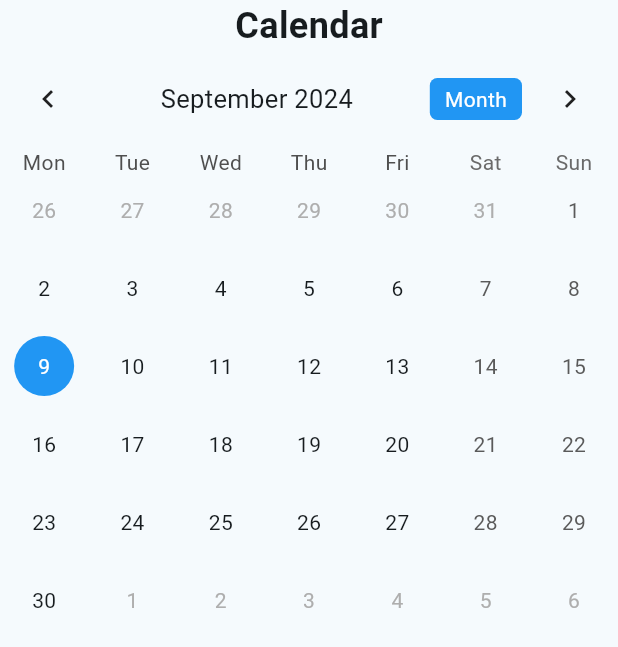
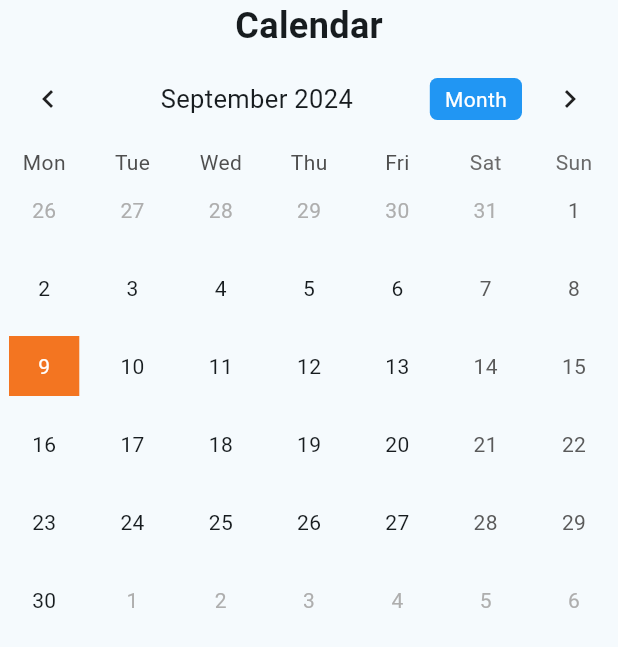
Before and after one commit to MonykPenafor/Event_Planner, a Flutter app: the CalendarPage screen opened directly, on a phone screen of 412 x 824 dp. Shown: the top 647 px of the screen. Run offline on Flutter 3.47's test engine with Material 3 defaults, Android fonts, the phone set to English and light mode, and no system bars; drawn by our look-alikes of table_calendar; our stand-ins replace charts_flutter, cloud_firestore, firebase_auth, firebase_core; accounts and stored records are empty.

Commit message:
setting calendar up

```diff
--- a/lib/pages/home/calendar_page.dart
+++ b/lib/pages/home/calendar_page.dart
@@ -1,4 +1,3 @@
-import 'package:cloud_firestore/cloud_firestore.dart';
 import 'package:flutter/material.dart';
 import 'package:provider/provider.dart';
 import 'package:table_calendar/table_calendar.dart';
@@ -28,17 +27,14 @@ class _CalendarPageState extends State<CalendarPage> {
 
   Future<void> _loadFirebaseEvents() async {
     try {
-      // Obtenha os serviços de eventos e usuário do Provider
       final eventServices = Provider.of<EventServices>(context, listen: false);
       final userServices = Provider.of<UserServices>(context, listen: false);
 
       final userId = userServices.appUser?.id;
       if (userId == null) {
-        // Se o userId for nulo, não carregue os eventos
         return;
       }
 
-      // Fetch eventos do Firebase
       List<Event> firebaseEvents = await eventServices.fetchEventsList(userId);
 
       setState(() {
@@ -49,7 +45,6 @@ class _CalendarPageState extends State<CalendarPage> {
             event.date!.month,
             event.date!.day,
           );
-
           if (selectedEvents[eventDate] == null) {
             selectedEvents[eventDate] = [];
           }
@@ -61,13 +56,11 @@ class _CalendarPageState extends State<CalendarPage> {
     }
   }
 
-
   List<Event> _getEventsForDay(DateTime day) {
-  List<Event> events = selectedEvents[day] ?? [];
-  print('Events for $day: $events');
-  return events;
-}
-
+    DateTime normalizedDay = DateTime(day.year, day.month, day.day);
+    List<Event> events = selectedEvents[normalizedDay] ?? [];
+    return events;
+  }
 
   @override
   Widget build(BuildContext context) {
@@ -110,13 +103,11 @@ class _CalendarPageState extends State<CalendarPage> {
             calendarStyle: const CalendarStyle(
               isTodayHighlighted: true,
               selectedDecoration: BoxDecoration(
-                color: Colors.blue,
-                shape: BoxShape.circle,
+                color: Color.fromARGB(255, 243, 117, 33),
               ),
               selectedTextStyle: TextStyle(color: Colors.white),
               todayDecoration: BoxDecoration(
-                color: Colors.purpleAccent,
-                shape: BoxShape.circle,
+                color: Color.fromARGB(255, 255, 208, 0),
               ),
             ),
 
@@ -133,7 +124,6 @@ class _CalendarPageState extends State<CalendarPage> {
               ),
             ),
           ),
-          // Exibindo os eventos para o dia selecionado
           ..._getEventsForDay(_selectedDay).map(
             (event) => ListTile(
               title: Text(event.title ?? 'No Title'),
@@ -144,4 +134,5 @@ class _CalendarPageState extends State<CalendarPage> {
       ),
     );
   }
+
 }
--- a/lib/pages/home/main_navigation_page.dart
+++ b/lib/pages/home/main_navigation_page.dart
@@ -1,12 +1,8 @@
-import 'dart:js';
 
 import 'package:event_planner/pages/home/calendar_page.dart';
 import 'package:event_planner/pages/home/events_page.dart';
 import 'package:event_planner/pages/home/toDoList_page.dart';
-import 'package:event_planner/services/event_services.dart';
 import 'package:flutter/material.dart';
-import 'package:provider/provider.dart';
-import '../../services/payment_services.dart';
 import 'analytics_page.dart';
 import 'profile_page.dart';
 
```
